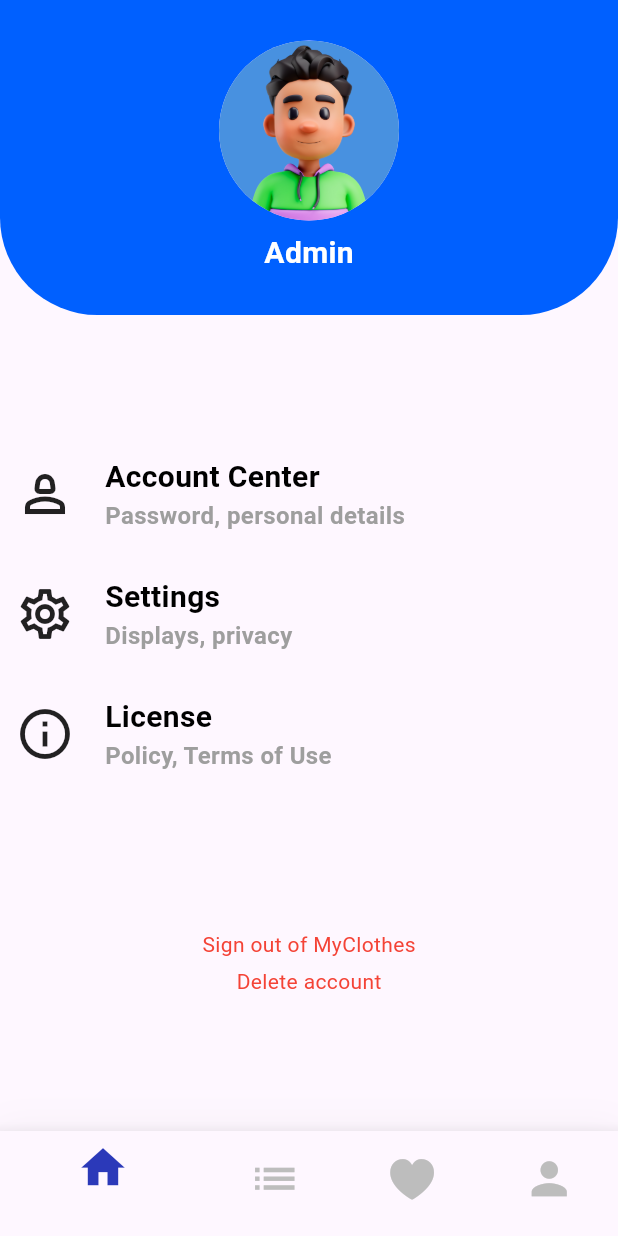
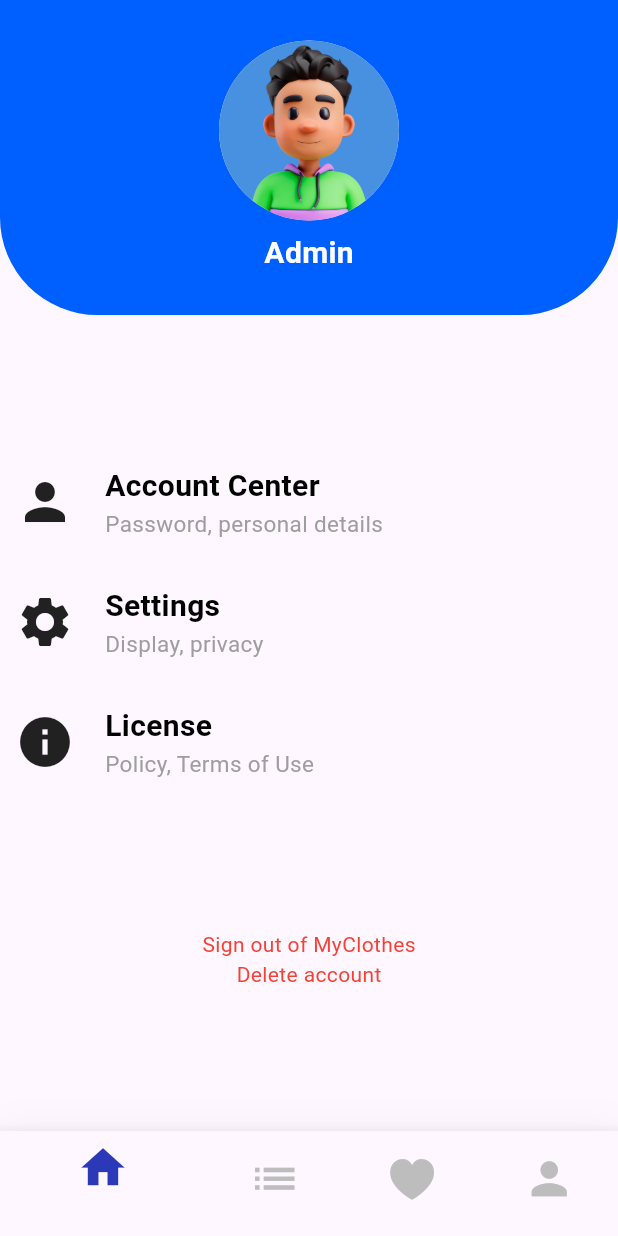
Before and after one commit to Nptp234/CLOTHES-FLUTTER, a Flutter app: the screen it shows after launch, swiped to page 4, on a phone screen of 412 x 824 dp. Run offline on Flutter 3.47's test engine with Material 3 defaults, Android fonts, the phone set to English and light mode, and no system bars; our stand-ins replace carousel_slider, dots_indicator, firebase_auth, firebase_core, flutter_rating_bar and 1 more; missing offline and left inert: dart:ffi; accounts and stored records are empty.

Commit message:
update display account page

```diff
--- a/lib/screens/account.dart
+++ b/lib/screens/account.dart
@@ -22,14 +22,57 @@ class _AccountPageState extends State<AccountPage> {
       appBar: _headerAcount(),
       body: Center(
         child: Column(
-          mainAxisAlignment: MainAxisAlignment.center,
+          mainAxisAlignment: MainAxisAlignment.spaceEvenly,
           crossAxisAlignment: CrossAxisAlignment.center,
+
           children: [
-            GestureDetector(
+
+            Column(
+              children: [
+                _titleListCustom('Account Center', 'Password, personal details', Icons.person, AccountCenter()),
+                const SizedBox(height: 20,),
+                _titleListCustom('Settings', 'Display, privacy', Icons.settings, SettingsScreen()),
+                const SizedBox(height: 20,),
+                _titleListCustom('License', 'Policy, Terms of Use', Icons.info, MyLicense()),
+              ],
+            ),
+
+
+            Column(
+              children: [
+                _redLineCustom('Sign out of MyClothes', SignIn()),
+                _redLineCustom('Delete account', SignIn()),
+              ],
+            )
+
+          ],
+        ),
+      ),
+    );
+  }
+
+  Widget _redLineCustom(String title, Widget page){
+    return GestureDetector(
               onTap: () {
                 Navigator.push(
                   context,
-                  MaterialPageRoute(builder: (context) => AccountCenter()),
+                  MaterialPageRoute(builder: (context) => page),
+                );
+              },
+              child: Text(title,
+              style: TextStyle(
+                color: Colors.red,
+              ),
+              ),
+            );
+  }
+
+  Widget _titleListCustom(String title, String content, IconData icon, Widget page){
+    return GestureDetector(
+              onTap: () {
+                Navigator.push(
+                  context,
+                  MaterialPageRoute(builder: (context) => page),
                 );
               },
               child: Row(
@@ -38,7 +81,7 @@ class _AccountPageState extends State<AccountPage> {
                     height: 60,
                     width: 60,
                     child: Icon(
-                      Icons.person_2_outlined,
+                      icon,
                       size: 40,
                     ),
                   ),
@@ -47,18 +90,18 @@ class _AccountPageState extends State<AccountPage> {
                     crossAxisAlignment: CrossAxisAlignment.start,
                     children: [
                       Text(
-                        "Account Center",
-                        style: TextStyle(
+                        title,
+                        style: const TextStyle(
                           fontSize: 20,
                           fontWeight: FontWeight.bold,
                           color: Colors.black,
                         ),
                       ),
                       Text(
-                        "Password, personal details",
-                        style: TextStyle(
-                          fontSize: 16,
-                          fontWeight: FontWeight.bold,
+                        content,
+                        style: const TextStyle(
+                          fontSize: 15,
+                          fontWeight: FontWeight.normal,
                           color: Colors.grey,
                         ),
                       ),
@@ -66,126 +109,7 @@ class _AccountPageState extends State<AccountPage> {
                   ),
                 ],
               ),
-            ),
-            SizedBox(height: 20,),
-            GestureDetector(
-              onTap: () {
-                Navigator.push(
-                  context,
-                  MaterialPageRoute(builder: (context) => SettingsScreen()),
-                );
-              },
-
-            child:  Row(
-              children: [
-                SizedBox(
-                  height: 60,
-                  width: 60,
-                  child: Icon(
-                    Icons.settings_outlined,
-                    size: 40,
-                  ),
-                ),
-                SizedBox(width: 10,),
-                Column(
-                  crossAxisAlignment: CrossAxisAlignment.start,
-                  children: [
-                    Text(
-                      "Settings",
-                      style: TextStyle(
-                        fontSize: 20,
-                        fontWeight: FontWeight.bold,
-                        color: Colors.black,
-                      ),
-                    ),
-                    Text(
-                      "Displays, privacy",
-                      style: TextStyle(
-                        fontSize: 16,
-                        fontWeight: FontWeight.bold,
-                        color: Colors.grey,
-                      ),
-                    ),
-                  ],
-                ),
-              ],
-            ),
-            ),
-            SizedBox(height: 20,),
-            GestureDetector(
-              onTap: () {
-                Navigator.push(
-                  context,
-                  MaterialPageRoute(builder: (context) => MyLicense()),
-                );
-              },
-
-            child:  Row(
-              children: [
-                SizedBox(
-                  height: 60,
-                  width: 60,
-                  child: Icon(
-                    Icons.info_outline,
-                    size: 40,
-                  ),
-                ),
-                SizedBox(width: 10,),
-                Column(
-                  crossAxisAlignment: CrossAxisAlignment.start,
-                  children: [
-                    Text(
-                      "License",
-                      style: TextStyle(
-                        fontSize: 20,
-                        fontWeight: FontWeight.bold,
-                        color: Colors.black,
-                      ),
-                    ),
-                    Text(
-                      "Policy, Terms of Use",
-                      style: TextStyle(
-                        fontSize: 16,
-                        fontWeight: FontWeight.bold,
-                        color: Colors.grey,
-                      ),
-                    ),
-                  ],
-                ),
-              ],
-            ),
-            ),
-            SizedBox(height: 100,),
-
-            GestureDetector(
-              onTap: () {
-                Navigator.push(
-                  context,
-                  MaterialPageRoute(builder: (context) => SignIn()),
-                );
-              },
-              child: Text("Sign out of MyClothes",
-              style: TextStyle(
-                color: Colors.red,
-              ),
-              ),
-            ),
-            SizedBox(height: 5,),
-            GestureDetector(
-              onTap: () {
-
-              },
-              child: Text("Delete account",
-              style: TextStyle(
-                color: Colors.red,
-              ),
-              ),
-            ),
-
-          ],
-        ),
-      ),
-    );
+            );
   }
 
   PreferredSize _headerAcount() {
--- a/lib/screens/license.dart
+++ b/lib/screens/license.dart
@@ -1,7 +1,7 @@
 import 'package:flutter/material.dart';
 
 class MyLicense extends StatefulWidget {
-  const MyLicense({super.key});
+  MyLicense({super.key});
 
   @override
   State<MyLicense> createState() => _MyLicenseState();
--- a/lib/screens/settings.dart
+++ b/lib/screens/settings.dart
@@ -1,7 +1,7 @@
 import 'package:flutter/material.dart';
 
 class SettingsScreen extends StatefulWidget {
-  const SettingsScreen({super.key});
+  SettingsScreen({super.key});
 
   @override
   State<SettingsScreen> createState() => _SettingsState();
```
